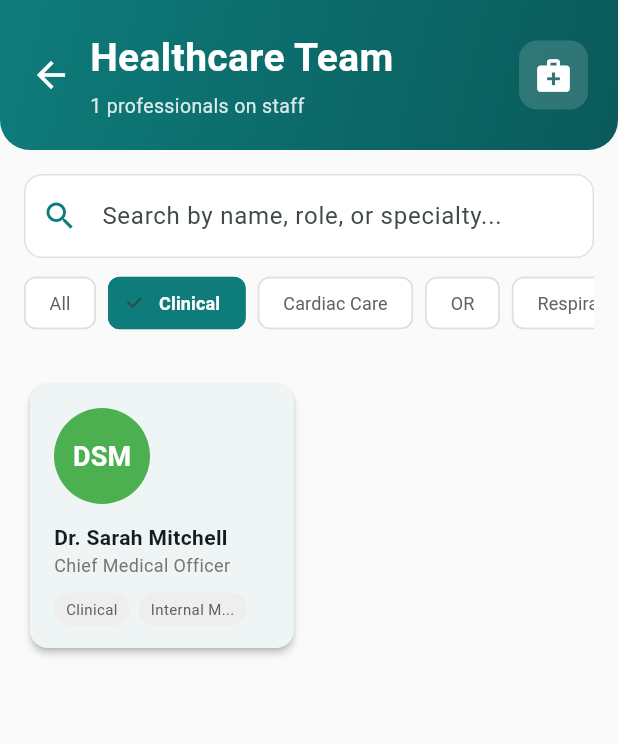
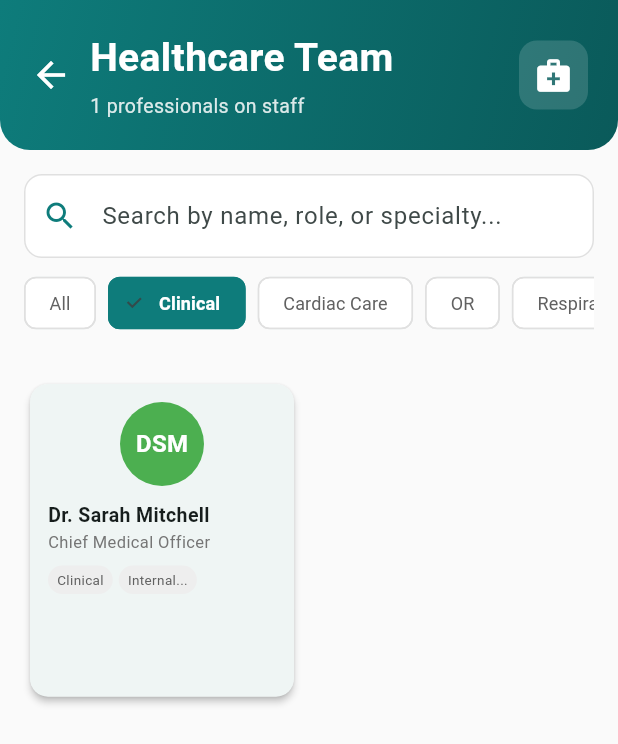
Before and after one commit to deshpandeatharv50-ai/pulse-review, a Flutter app: the TeamScreen screen opened directly, after a tap on "Clinical", on a phone screen of 412 x 824 dp. Shown: the top 744 px of the screen. Run offline on Flutter 3.47's test engine with Material 3 defaults, Android fonts, the phone set to English and light mode, and no system bars; our stand-ins replace supabase_flutter; accounts and stored records are empty.

Commit message:
Fix team card layout overflow issues
- Increased grid aspect ratio (0.85) to give more vertical space
- Reduced card padding and font sizes
- Optimized avatar and tag sizing
- Fixed text overflow warnings
- Clean, balanced card appearance

Co-Authored-By: Claude Haiku 4.5 <noreply@anthropic.com>

```diff
--- a/lib/screens/team_screen.dart
+++ b/lib/screens/team_screen.dart
@@ -270,7 +270,7 @@ class _TeamScreenState extends State<TeamScreen> {
                       padding: const EdgeInsets.symmetric(horizontal: 16, vertical: 16),
                       gridDelegate: const SliverGridDelegateWithFixedCrossAxisCount(
                         crossAxisCount: 2,
-                        childAspectRatio: 1,
+                        childAspectRatio: 0.85,
                         crossAxisSpacing: 12,
                         mainAxisSpacing: 12,
                       ),
@@ -300,42 +300,45 @@ class _TeamScreenState extends State<TeamScreen> {
       elevation: 2,
       shape: RoundedRectangleBorder(borderRadius: BorderRadius.circular(12)),
       child: Padding(
-        padding: const EdgeInsets.all(16),
+        padding: const EdgeInsets.all(12),
         child: Column(
           crossAxisAlignment: CrossAxisAlignment.start,
+          mainAxisSize: MainAxisSize.min,
           children: [
             // Avatar
-            CircleAvatar(
-              radius: 32,
-              backgroundColor: avatarColor,
-              child: Text(
-                initials,
-                style: const TextStyle(fontSize: 18, fontWeight: FontWeight.bold, color: Colors.white),
+            Center(
+              child: CircleAvatar(
+                radius: 28,
+                backgroundColor: avatarColor,
+                child: Text(
+                  initials,
+                  style: const TextStyle(fontSize: 16, fontWeight: FontWeight.bold, color: Colors.white),
+                ),
               ),
             ),
-            const SizedBox(height: 12),
+            const SizedBox(height: 10),
             // Name
             Text(
               emp['name'],
-              style: const TextStyle(fontSize: 14, fontWeight: FontWeight.w700),
+              style: const TextStyle(fontSize: 13, fontWeight: FontWeight.w700),
               maxLines: 1,
               overflow: TextOverflow.ellipsis,
             ),
             // Designation
             Text(
               emp['title'],
-              style: TextStyle(fontSize: 12, color: Colors.grey[600]),
+              style: TextStyle(fontSize: 11, color: Colors.grey[600]),
               maxLines: 1,
               overflow: TextOverflow.ellipsis,
             ),
-            const SizedBox(height: 10),
+            const SizedBox(height: 8),
             // Department Tags
             Wrap(
-              spacing: 6,
-              runSpacing: 6,
+              spacing: 4,
+              runSpacing: 4,
               children: [
                 _tagChip(emp['department']),
-                _tagChip(emp['specialty'].length > 10 ? emp['specialty'].substring(0, 10) + '...' : emp['specialty']),
+                _tagChip(emp['specialty'].length > 8 ? emp['specialty'].substring(0, 8) + '...' : emp['specialty']),
               ],
             ),
           ],
@@ -346,14 +349,14 @@ class _TeamScreenState extends State<TeamScreen> {
 
   Widget _tagChip(String label) {
     return Container(
-      padding: const EdgeInsets.symmetric(horizontal: 8, vertical: 4),
+      padding: const EdgeInsets.symmetric(horizontal: 6, vertical: 3),
       decoration: BoxDecoration(
         color: Colors.grey[200],
-        borderRadius: BorderRadius.circular(12),
+        borderRadius: BorderRadius.circular(10),
       ),
       child: Text(
         label,
-        style: TextStyle(fontSize: 10, color: Colors.grey[700]),
+        style: TextStyle(fontSize: 9, color: Colors.grey[700]),
         maxLines: 1,
         overflow: TextOverflow.ellipsis,
       ),
```
